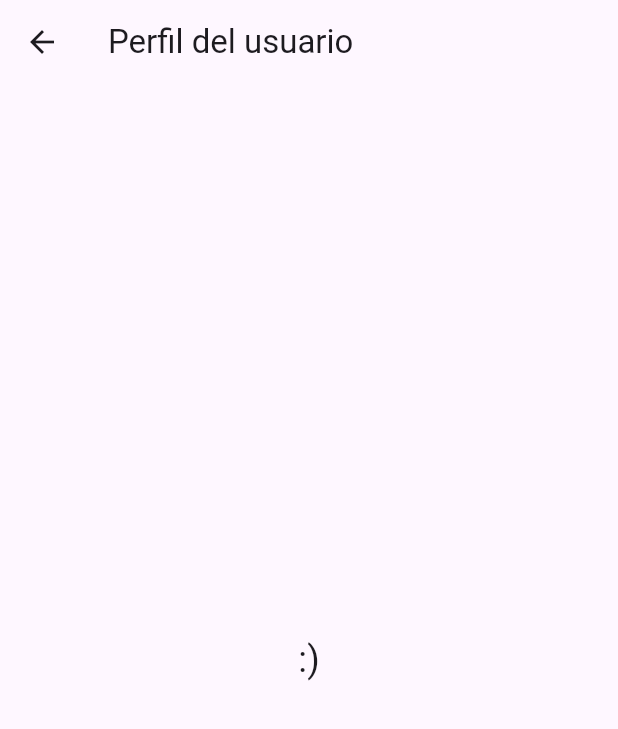
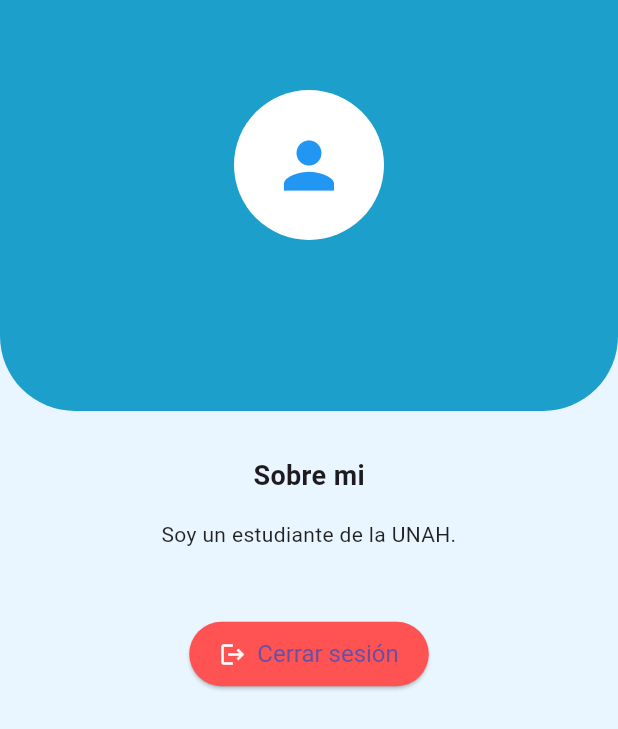
Before and after one commit to AngelL327/unahclass, a Flutter app: the PerfilPage screen opened directly, on a phone screen of 412 x 824 dp. Shown: the top 729 px of the screen. Run offline on Flutter 3.47's test engine with Material 3 defaults, Android fonts, the phone set to English and light mode, and no system bars; our stand-ins replace cloud_firestore, diacritic, file_picker, firebase_auth, firebase_core, firebase_storage and 7 more; accounts and stored records are empty.

Commit message:
Perfil del usuario

```diff
--- a/unahclass/lib/pages/Usuario_page.dart
+++ b/unahclass/lib/pages/Usuario_page.dart
@@ -1,13 +1,112 @@
+import 'package:firebase_auth/firebase_auth.dart';
 import 'package:flutter/material.dart';
+import 'package:shared_preferences/shared_preferences.dart';
+import 'auth_page.dart';
 
-class PerfilPage extends StatelessWidget {
+class PerfilPage extends StatefulWidget {
   const PerfilPage({super.key});
+
+  @override
+  State<PerfilPage> createState() => _PerfilPageState();
+}
+
+class _PerfilPageState extends State<PerfilPage> {
+  String userName = '';
+  String userEmail = '';
+
+  @override
+  void initState() {
+    super.initState();
+    loadUserInfo();
+  }
+
+  Future<void> loadUserInfo() async {
+    final prefs = await SharedPreferences.getInstance();
+    final nombre = prefs.getString('nombre') ?? '';
+    final apellido = prefs.getString('apellido') ?? '';
+    final email = prefs.getString('email') ?? '';
+
+    setState(() {
+      userName = '$nombre $apellido';
+      userEmail = email;
+    });
+  }
+
+  Future<void> logout() async {
+    final prefs = await SharedPreferences.getInstance();
+    await prefs.clear();
+    await FirebaseAuth.instance.signOut();
+    if (mounted) {
+      Navigator.pushReplacement(
+        context,
+        MaterialPageRoute(builder: (_) => const AuthPage()),
+      );
+    }
+  }
 
   @override
   Widget build(BuildContext context) {
     return Scaffold(
-      appBar: AppBar(title: const Text('Perfil del usuario')),
-      body: const Center(child: Text(':)', style: TextStyle(fontSize: 24))),
+      backgroundColor: const Color(0xFFEAF6FF),
+      body: Column(
+        children: [
+          Container(
+            decoration: const BoxDecoration(
+              color: Color(0xFF1D9FCB),
+              borderRadius: BorderRadius.vertical(bottom: Radius.circular(50)),
+            ),
+            padding: const EdgeInsets.symmetric(horizontal: 20, vertical: 40),
+            width: double.infinity,
+            child: Column(
+              children: [
+                const SizedBox(height: 20),
+                const CircleAvatar(
+                  radius: 50,
+                  backgroundColor: Colors.white,
+                  child: Icon(Icons.person, size: 50, color: Colors.blue),
+                ),
+                const SizedBox(height: 10),
+                Text(
+                  userName,
+                  style: const TextStyle(fontSize: 22, color: Colors.white),
+                ),
+                Text(
+                  userEmail,
+                  style: const TextStyle(fontSize: 16, color: Colors.white70),
+                ),
+                const SizedBox(height: 10),
+              ],
+            ),
+          ),
+          const SizedBox(height: 30),
+          const Text(
+            'Sobre mi',
+            style: TextStyle(fontSize: 18, fontWeight: FontWeight.bold),
+          ),
+          const Padding(
+            padding: EdgeInsets.all(16.0),
+            child: Text(
+              'Soy un estudiante de la UNAH.',
+              textAlign: TextAlign.center,
+              style: TextStyle(fontSize: 14, color: Colors.black87),
+            ),
+          ),
+          const SizedBox(height: 30),
+          ElevatedButton.icon(
+            onPressed: logout,
+            icon: const Icon(Icons.logout, color: Colors.white),
+            label: const Text('Cerrar sesión'),
+            style: ElevatedButton.styleFrom(
+              backgroundColor: Colors.redAccent,
+              padding: const EdgeInsets.symmetric(horizontal: 20, vertical: 12),
+              shape: RoundedRectangleBorder(
+                borderRadius: BorderRadius.circular(30),
+              ),
+              textStyle: const TextStyle(fontSize: 16),
+            ),
+          ),
+        ],
+      ),
     );
   }
 }
```
